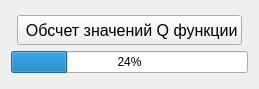
Nisitka/air-trail-generator, file dataSetGenerator-master/optqfunwindow.ui: the form before one commit.
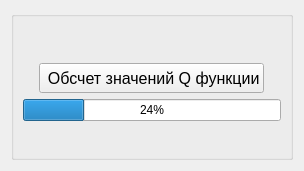
The form after the commit.

```diff
--- a/dataSetGenerator-master/optqfunwindow.ui
+++ b/dataSetGenerator-master/optqfunwindow.ui
@@ -6,13 +6,19 @@
    <rect>
     <x>0</x>
     <y>0</y>
-    <width>259</width>
-    <height>89</height>
+    <width>304</width>
+    <height>171</height>
    </rect>
   </property>
   <property name="windowTitle">
    <string>Form</string>
   </property>
+  <layout class="QHBoxLayout" name="horizontalLayout">
+   <item>
+    <widget class="QGroupBox" name="mainGroupBox">
+     <property name="title">
+      <string/>
+     </property>
   <layout class="QVBoxLayout" name="verticalLayout">
    <item>
     <spacer name="verticalSpacer_2">
@@ -90,10 +96,13 @@
      <property name="sizeHint" stdset="0">
       <size>
        <width>20</width>
-       <height>40</height>
+          <height>29</height>
       </size>
      </property>
     </spacer>
+      </item>
+     </layout>
+    </widget>
    </item>
   </layout>
  </widget>
```
Lines whose indentation alone changed are shown as unchanged.
